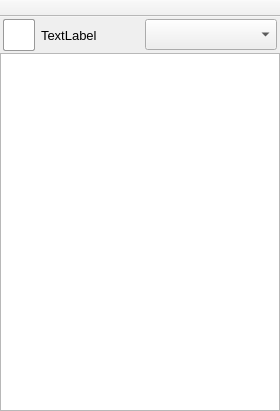
First picture: the form in src/gui/form_Main.ui, repository vituperative/i2pchat, before the edit.
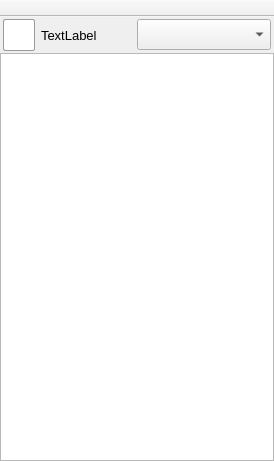
Second picture: the form after the edit. Icons and pictures are not drawn.

The edit to the form file:
```diff
--- a/src/gui/form_Main.ui
+++ b/src/gui/form_Main.ui
@@ -6,13 +6,13 @@
    <rect>
     <x>0</x>
     <y>0</y>
-    <width>280</width>
-    <height>411</height>
+    <width>272</width>
+    <height>461</height>
    </rect>
   </property>
   <property name="maximumSize">
    <size>
-    <width>280</width>
+    <width>272</width>
     <height>16777215</height>
    </size>
   </property>
@@ -51,6 +51,18 @@
     </property>
     <item row="2" column="0">
      <widget class="QListWidget" name="listWidget">
+      <property name="minimumSize">
+       <size>
+        <width>274</width>
+        <height>0</height>
+       </size>
+      </property>
+      <property name="maximumSize">
+       <size>
+        <width>274</width>
+        <height>16777215</height>
+       </size>
+      </property>
       <property name="cursor" stdset="0">
        <cursorShape>PointingHandCursor</cursorShape>
       </property>
@@ -63,6 +75,15 @@
       <property name="styleSheet">
        <string notr="true">QListView::item:hover {color: #000; background: rgba(200,200,200,.4)}</string>
       </property>
+      <property name="frameShape">
+       <enum>QFrame::StyledPanel</enum>
+      </property>
+      <property name="frameShadow">
+       <enum>QFrame::Plain</enum>
+      </property>
+      <property name="sizeAdjustPolicy">
+       <enum>QAbstractScrollArea::AdjustToContents</enum>
+      </property>
       <property name="autoScrollMargin">
        <number>0</number>
       </property>
@@ -105,13 +126,13 @@
       </property>
       <property name="minimumSize">
        <size>
-        <width>280</width>
+        <width>268</width>
         <height>36</height>
        </size>
       </property>
       <property name="maximumSize">
        <size>
-        <width>16777215</width>
+        <width>268</width>
         <height>36</height>
        </size>
       </property>
@@ -187,20 +208,20 @@
        <item row="0" column="4" alignment="Qt::AlignLeft|Qt::AlignVCenter">
         <widget class="QComboBox" name="comboBox">
          <property name="sizePolicy">
-          <sizepolicy hsizetype="Expanding" vsizetype="Fixed">
-           <horstretch>200</horstretch>
+          <sizepolicy hsizetype="Fixed" vsizetype="Fixed">
+           <horstretch>0</horstretch>
            <verstretch>0</verstretch>
           </sizepolicy>
          </property>
          <property name="minimumSize">
           <size>
-           <width>132</width>
+           <width>134</width>
            <height>31</height>
           </size>
          </property>
          <property name="maximumSize">
           <size>
-           <width>16000</width>
+           <width>134</width>
            <height>31</height>
           </size>
          </property>
```
Left out of the diff: 2 changed lines with no effect on the pictures.
